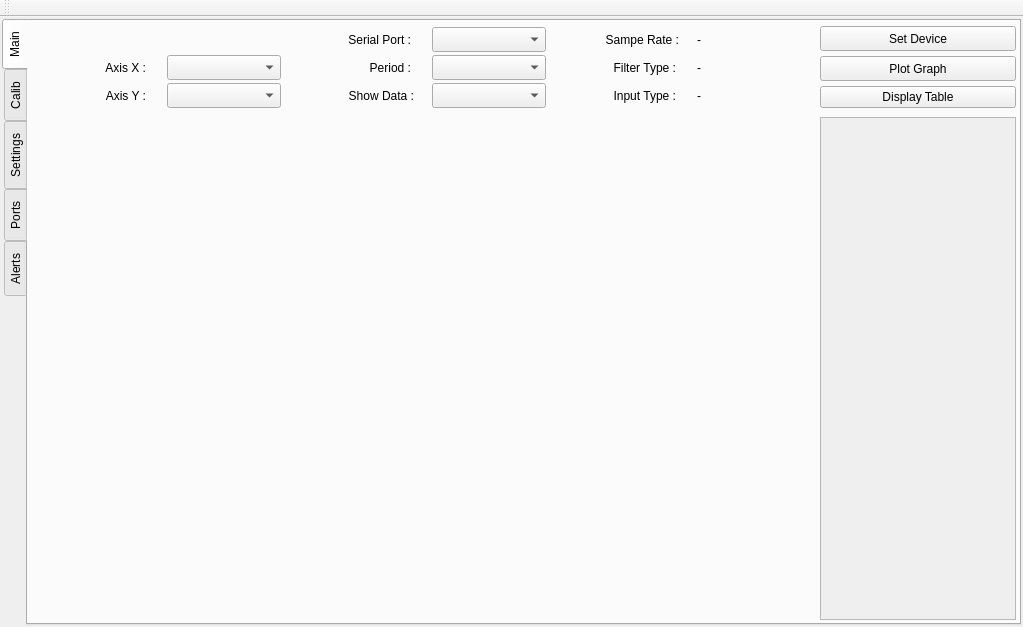
Old version of the form dlcalmenu.ui in the repository silozd/Data_Logger.
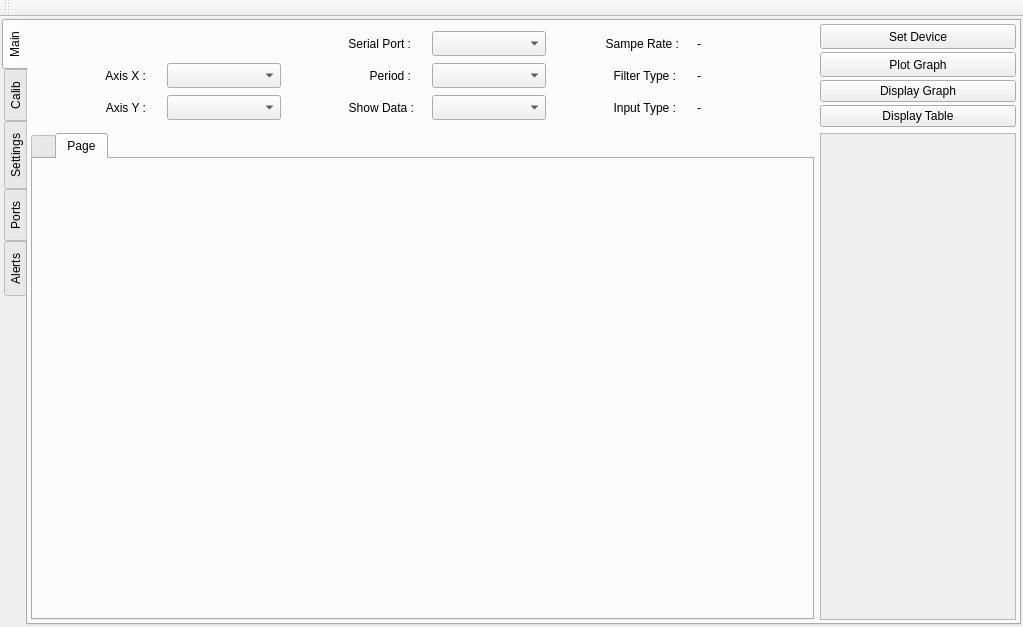
New version of the form. The open tabs and pages were chosen to show the change.

Commit message: graph and list works seperately

Diff of the .ui file:
```diff
--- a/dlcalmenu.ui
+++ b/dlcalmenu.ui
@@ -63,7 +63,7 @@
              <x>0</x>
              <y>0</y>
              <width>193</width>
-             <height>490</height>
+             <height>471</height>
             </rect>
            </property>
           </widget>
@@ -317,6 +317,13 @@
             </property>
            </widget>
           </item>
+          <item>
+           <widget class="QPushButton" name="btn_dispGrap">
+            <property name="text">
+             <string>Display Graph</string>
+            </property>
+           </widget>
+          </item>
           <item>
            <widget class="QPushButton" name="btn_dispList">
             <property name="cursor">
@@ -330,7 +337,21 @@
          </layout>
         </item>
         <item row="1" column="0">
-         <widget class="QWidget" name="wdgGraph" native="true"/>
+         <widget class="QTabWidget" name="wdgGraph">
+          <property name="currentIndex">
+           <number>1</number>
+          </property>
+          <widget class="QWidget" name="pg1" native="true">
+           <attribute name="title">
+            <string/>
+           </attribute>
+          </widget>
+          <widget class="QWidget" name="pg2">
+           <attribute name="title">
+            <string>Page</string>
+           </attribute>
+          </widget>
+         </widget>
         </item>
        </layout>
       </widget>
```
Left out of the diff: 2 changed lines with no effect on the pictures. The commit also changes 21 other files.
